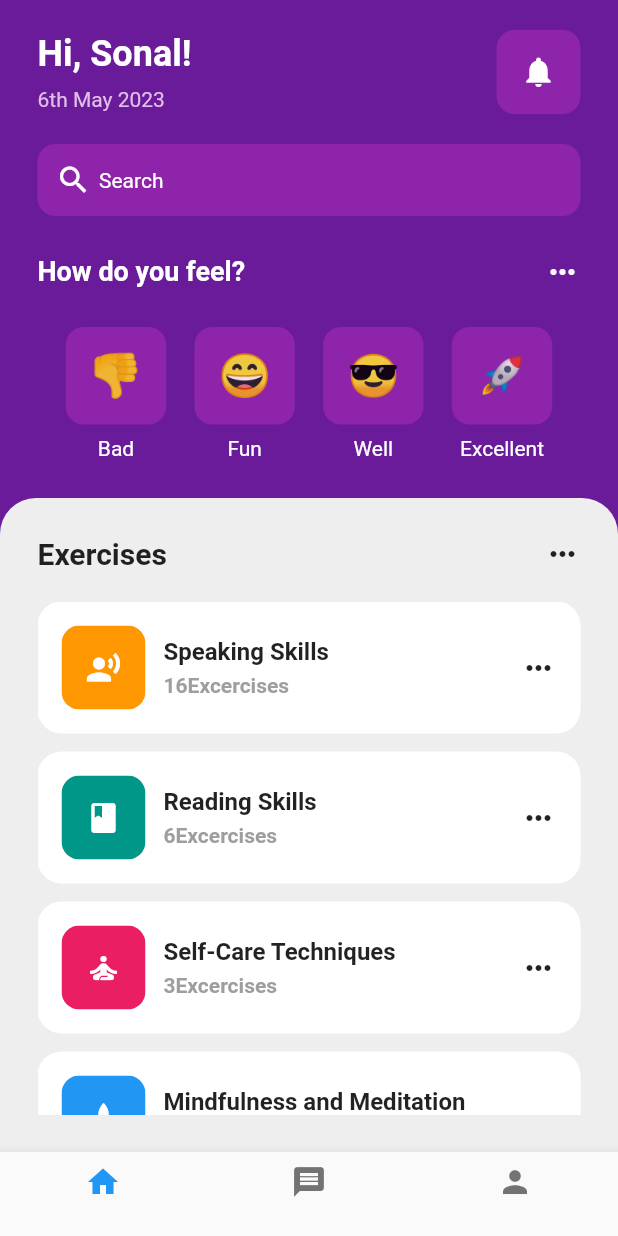
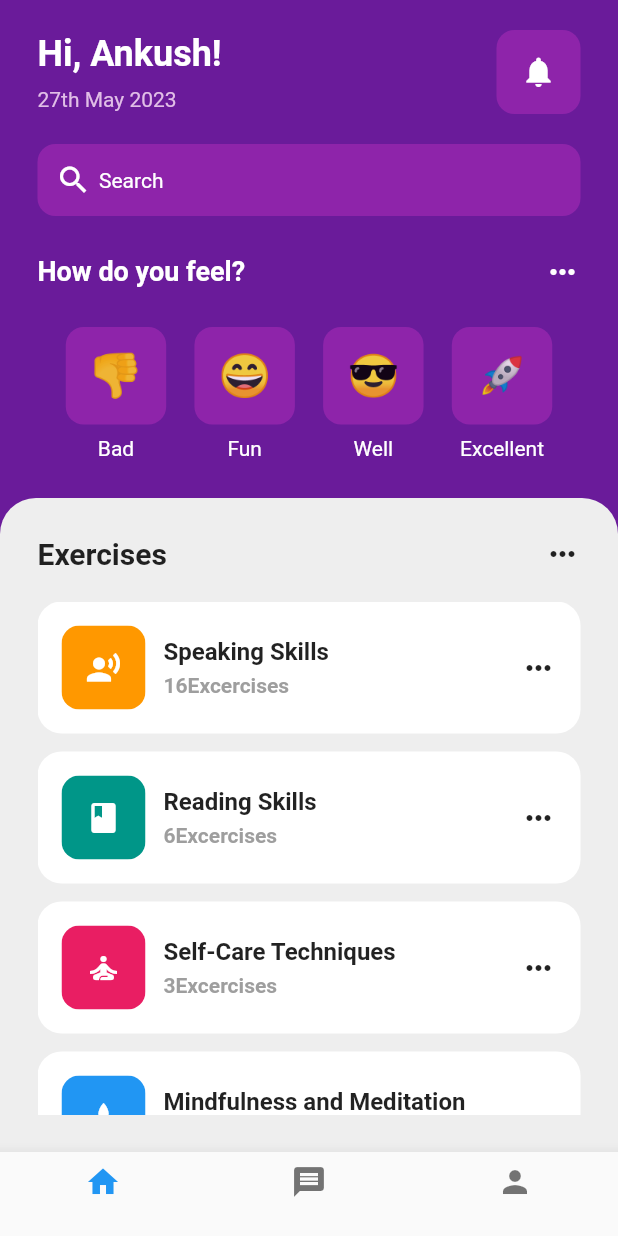
Before and after one commit to ankushcode611/mentalhealthapp, a Flutter app: the screen it shows after launch, on a phone screen of 412 x 824 dp. Run offline on Flutter 3.47's test engine with Material 2 defaults, Android fonts, the phone set to English and light mode, and no system bars.

Commit message:
day2 complete

```diff
--- a/lib/pages/home_page.dart
+++ b/lib/pages/home_page.dart
@@ -37,7 +37,7 @@ class _HomePageState extends State<HomePage> {
                         Column(
                           crossAxisAlignment: CrossAxisAlignment.start,
                           children: [
-                            Text('Hi, Sonal!',
+                            Text('Hi, Ankush!',
                                 style: TextStyle(
                                   color: Colors.white,
                                   fontSize: 24,
@@ -47,7 +47,7 @@ class _HomePageState extends State<HomePage> {
                               height: 8,
                             ),
                             Text(
-                              "6th May 2023",
+                              "27th May 2023",
                               style: TextStyle(color: Colors.purple[100]),
                             ),
                           ],
```
